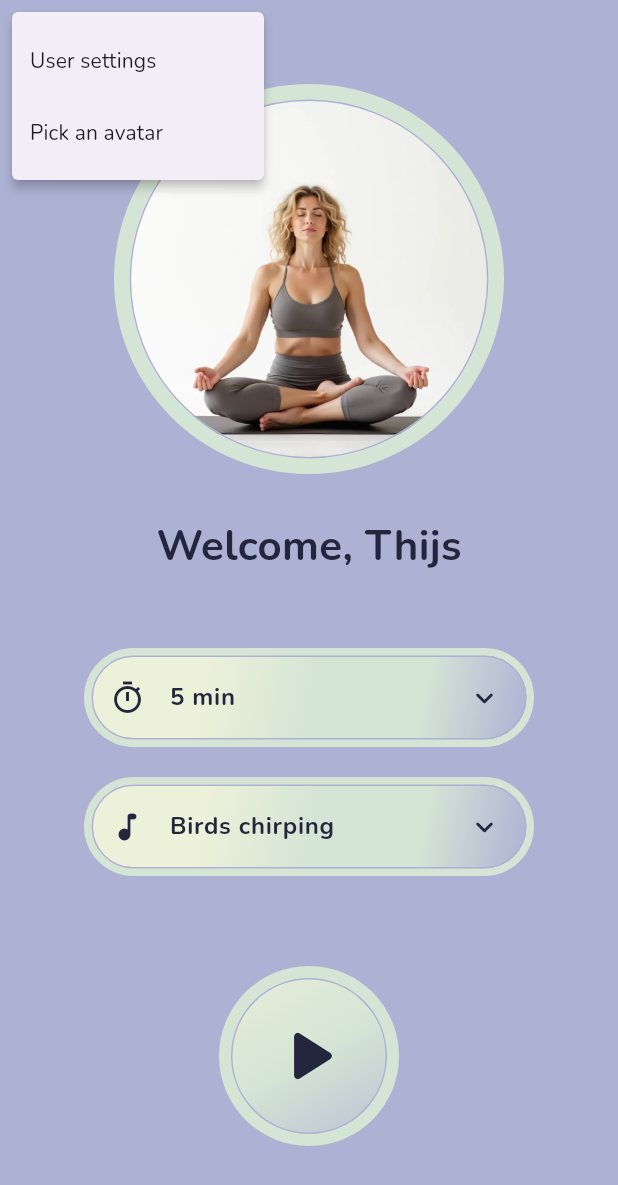
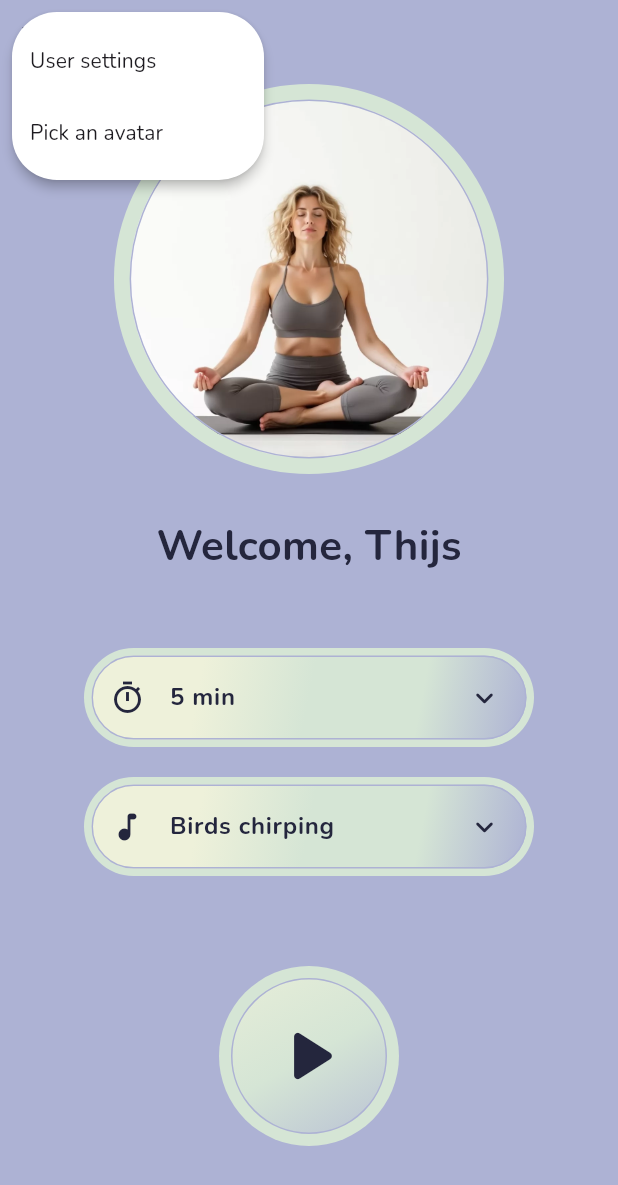
Before and after one commit to thpir/Meditate-app, a Flutter app: the screen it shows after launch, after a tap on the "menu" icon, on a phone screen of 412 x 824 dp. Shown: the top 1185 px of the screen. Run offline on Flutter 3.47's test engine with Material 3 defaults, Android fonts, the phone set to English and light mode, and no system bars.

Commit message:
finished UI of home feature

```diff
--- a/lib/main.dart
+++ b/lib/main.dart
@@ -1,5 +1,9 @@
 import 'package:flutter/material.dart';
+import 'package:meditate_app/ui/core/theme/app_colors.dart';
 import 'package:meditate_app/ui/home/widgets/home_screen.dart';
+import 'package:meditate_app/ui/meditation_session/widgets/meditation_session_screen.dart';
+import 'package:meditate_app/ui/pick_avatar/widgets/pick_avatar_screen.dart';
+import 'package:meditate_app/ui/user_settings/widgets/user_settings_screen.dart';
 
 void main() {
   runApp(const MainApp());
@@ -12,9 +16,16 @@ class MainApp extends StatelessWidget {
   Widget build(BuildContext context) {
     return MaterialApp(
       theme: ThemeData(
-            useMaterial3: true,
-            fontFamily: 'Nunito'),
+        primaryColor: AppColors.primary,
+        useMaterial3: true,
+        fontFamily: 'Nunito'),
       home: HomeScreen(),
+      routes: {
+        HomeScreen.routeName: (context) => const HomeScreen(),
+        MeditationSessionScreen.routeName: (context) => const MeditationSessionScreen(),
+        UserSettingsScreen.routeName: (context) => const UserSettingsScreen(),
+        PickAvatarScreen.routeName: (context) => const PickAvatarScreen(),
+      },
     );
   }
 }
--- a/lib/ui/core/theme/app_colors.dart
+++ b/lib/ui/core/theme/app_colors.dart
@@ -6,4 +6,5 @@ class AppColors {
   static const Color tertiary = Color(0xFFD5E5D5);
   static const Color quaternary = Color(0xFFEEF1DA);
   static const Color onPrimary = Color(0xFF24263D);
+  static const Color menuBackground = Color(0xFFFFFFFF);
 }
--- a/lib/ui/core/ui/custom_dropdown_menu.dart
+++ b/lib/ui/core/ui/custom_dropdown_menu.dart
@@ -33,7 +33,19 @@ class CustomDropdownMenu extends StatelessWidget {
             ),
           ),
           child: DropdownMenu(
-            width: MediaQuery.sizeOf(context).width * 0.8,
+            menuStyle: MenuStyle(
+              backgroundColor: WidgetStateProperty.all(AppColors.menuBackground),
+              shape: WidgetStateProperty.all(
+                RoundedRectangleBorder(
+                  side: BorderSide(
+                    color: AppColors.primary,
+                    width: 1,
+                  ),
+                  borderRadius: BorderRadius.circular(30),
+                ),
+              ),
+            ),
+            width: MediaQuery.sizeOf(context).width * 0.8 > 300 ? 300 : MediaQuery.sizeOf(context).width * 0.8,
             inputDecorationTheme: InputDecorationTheme(
               enabledBorder: OutlineInputBorder(
                 borderRadius: BorderRadius.circular(30),
--- a/lib/ui/core/ui/rounded_button.dart
+++ b/lib/ui/core/ui/rounded_button.dart
@@ -14,9 +14,7 @@ class RoundedButton extends StatelessWidget {
 
   @override
   Widget build(BuildContext context) {
-    return InkWell(
-      onTap: buttonAction,
-      child: ConstrainedBox(
+    return ConstrainedBox(
       constraints: BoxConstraints(maxWidth: 120, maxHeight: 120),
       child: Container(
         width: size,
@@ -42,8 +40,9 @@ class RoundedButton extends StatelessWidget {
               end: Alignment.bottomRight,
             ),
           ),
-            child: Center(child: child),
-          ),
+          child: Center(child: InkWell(
+            onTap: buttonAction,
+            child: child)),
         ),
       ),
     );
--- a/lib/ui/home/widgets/home_screen.dart
+++ b/lib/ui/home/widgets/home_screen.dart
@@ -5,6 +5,7 @@ import 'package:meditate_app/ui/core/ui/custom_dropdown_menu.dart';
 import 'package:meditate_app/ui/core/ui/rounded_button.dart';
 
 class HomeScreen extends StatelessWidget {
+  static const String routeName = '/home';
   const HomeScreen({super.key});
 
   @override
@@ -12,25 +13,14 @@ class HomeScreen extends StatelessWidget {
     return Scaffold(
       backgroundColor: AppColors.primary,
       extendBodyBehindAppBar: true,
-      appBar: AppBar(
-        backgroundColor: Colors.transparent,
-        surfaceTintColor: Colors.transparent,
-        elevation: 0,
-        leading: PopupMenuButton(
-          icon: const Icon(Icons.menu, color: AppColors.onPrimary),
-          itemBuilder:
-              (context) => [
-                const PopupMenuItem(value: 1, child: Text('User settings')),
-                const PopupMenuItem(value: 2, child: Text('Pick an avatar')),
-              ],
-        ),
-      ),
       body: SafeArea(
         left: true,
         right: true,
         bottom: true,
-        top: false,
-        child: OrientationBuilder(
+        top: true,
+        child: Stack(
+          children: [
+            OrientationBuilder(
               builder: (context, orientation) {
                 if (orientation == Orientation.portrait) {
                   return Column(
@@ -48,6 +38,33 @@ class HomeScreen extends StatelessWidget {
                   );
                 }
               },
+            ),
+            PopupMenuButton(
+              shape: RoundedRectangleBorder(
+                borderRadius: BorderRadius.circular(30), // Adjust the radius as needed
+              ),
+              color: AppColors.menuBackground,
+              icon: const Icon(Icons.menu, color: AppColors.onPrimary),
+              onSelected: (value) {
+                if (value == 1) {
+                  Navigator.pushNamed(context, '/user-settings');
+                } else if (value == 2) {
+                  Navigator.pushNamed(context, '/pick-avatar');
+                }
+              },
+              itemBuilder:
+                  (context) => [
+                    const PopupMenuItem(
+                      value: 1,
+                      child: Text('User settings')
+                    ),
+                    const PopupMenuItem(
+                      value: 2,
+                      child: Text('Pick an avatar'),
+                    ),
+                  ],
+            ),
+          ],
         ),
       ),
     );
@@ -126,7 +143,12 @@ class Actions extends StatelessWidget {
                 final height = constraints.maxHeight;
                 return RoundedButton(
                   size: height,
-                  buttonAction: () {},
+                  buttonAction: () {
+                    Navigator.pushNamed(
+                      context,
+                      '/meditation-session',
+                    );
+                  },
                   child: Icon(
                     Icons.play_arrow_rounded,
                     color: AppColors.onPrimary,
```
Also changed, not shown: lib/ui/meditation_session/widgets/meditation_session_screen.dart (added, +31 -0 lines), lib/ui/pick_avatar/widgets/pick_avatar_screen.dart (added, +31 -0 lines), lib/ui/user_settings/widgets/user_settings_screen.dart (added, +31 -0 lines), pubspec.yaml (+10 -0 lines), assets/launcher_icons/app_icon_bg.png (added), assets/launcher_icons/app_icon_fg.png (added), assets/launcher_icons/app_icon_full.png (added), pubspec.lock, 40 other files. Lines whose indentation alone changed are shown as unchanged.
